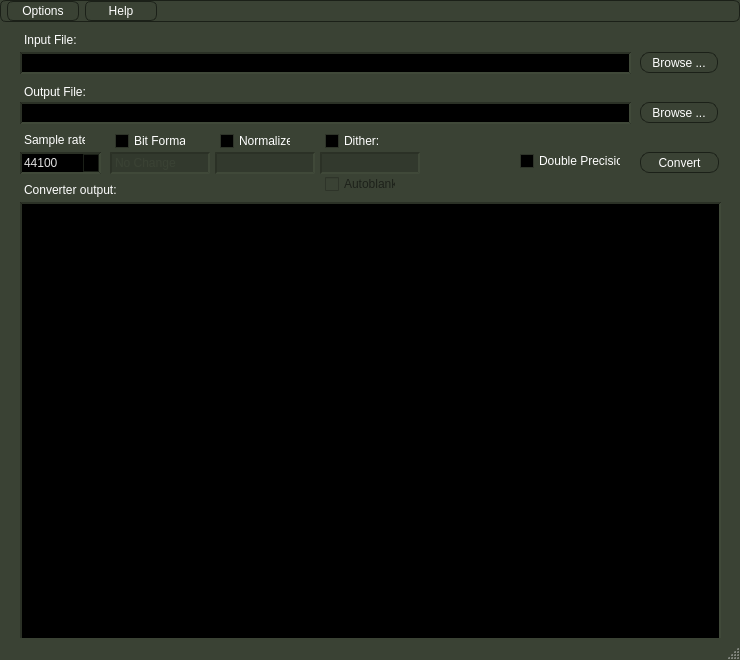
Above: ferocious/mainwindow.ui from jniemann66/ferocious before the change. Below: the same form after it.
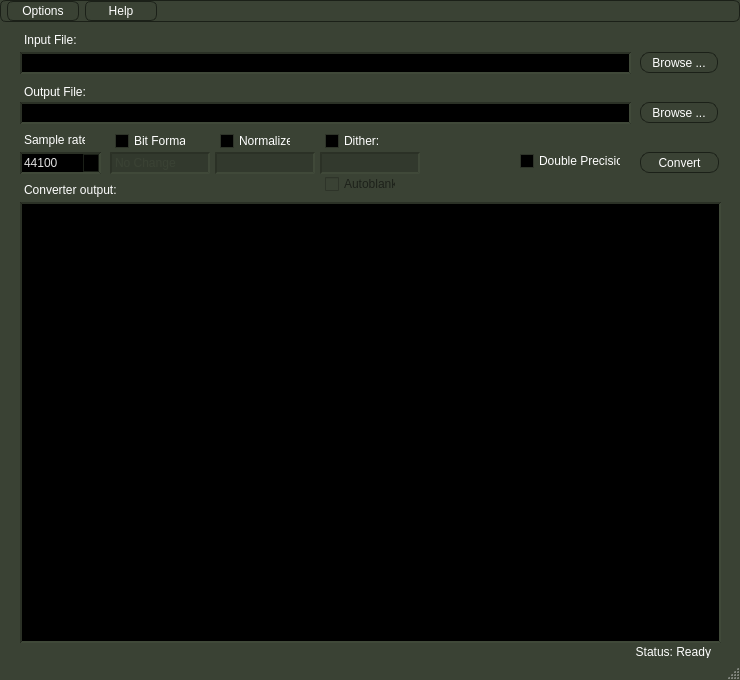
That is the form after the change. Icons and pictures are not drawn. Custom widgets are drawn as their Qt base class.

Commit message: resized main window (was cutting-off) status text

Patch:
```diff
--- a/ferocious/mainwindow.ui
+++ b/ferocious/mainwindow.ui
@@ -7,7 +7,7 @@
     <x>0</x>
     <y>0</y>
     <width>740</width>
-    <height>660</height>
+    <height>680</height>
    </rect>
   </property>
   <property name="sizePolicy">
```
Left out of the diff: 2 changed lines with no effect on the pictures.
